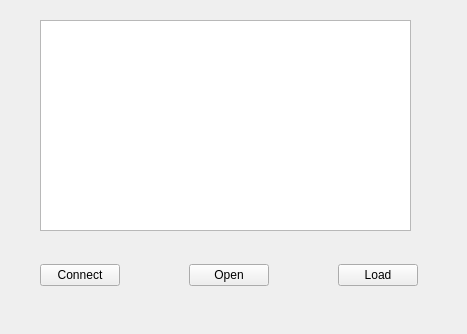
Above: qt_app/bootloader_app/mainwindow.ui from coffee429/bootloader before the change. Below: the same form after it.
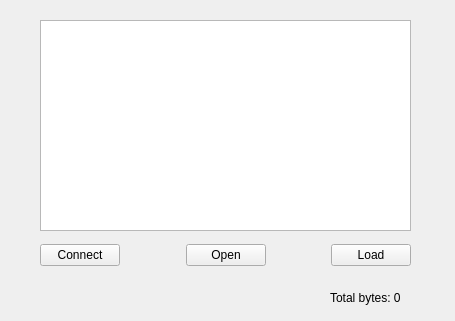
That is the form after the change.

Commit message: add total byte function

What changed in the file:
```diff
--- a/qt_app/bootloader_app/mainwindow.ui
+++ b/qt_app/bootloader_app/mainwindow.ui
@@ -6,8 +6,8 @@
    <rect>
     <x>0</x>
     <y>0</y>
-    <width>467</width>
-    <height>334</height>
+    <width>455</width>
+    <height>321</height>
    </rect>
   </property>
   <property name="windowTitle">
@@ -28,8 +28,8 @@
     <property name="geometry">
      <rect>
       <x>40</x>
-      <y>250</y>
-      <width>378</width>
+      <y>230</y>
+      <width>371</width>
       <height>51</height>
      </rect>
     </property>
@@ -83,6 +83,19 @@
      </item>
     </layout>
    </widget>
+   <widget class="QLabel" name="lbSize">
+    <property name="geometry">
+     <rect>
+      <x>330</x>
+      <y>290</y>
+      <width>101</width>
+      <height>16</height>
+     </rect>
+    </property>
+    <property name="text">
+     <string>Total bytes: 0</string>
+    </property>
+   </widget>
   </widget>
  </widget>
  <resources/>
```
The commit also changes 2 other files.
